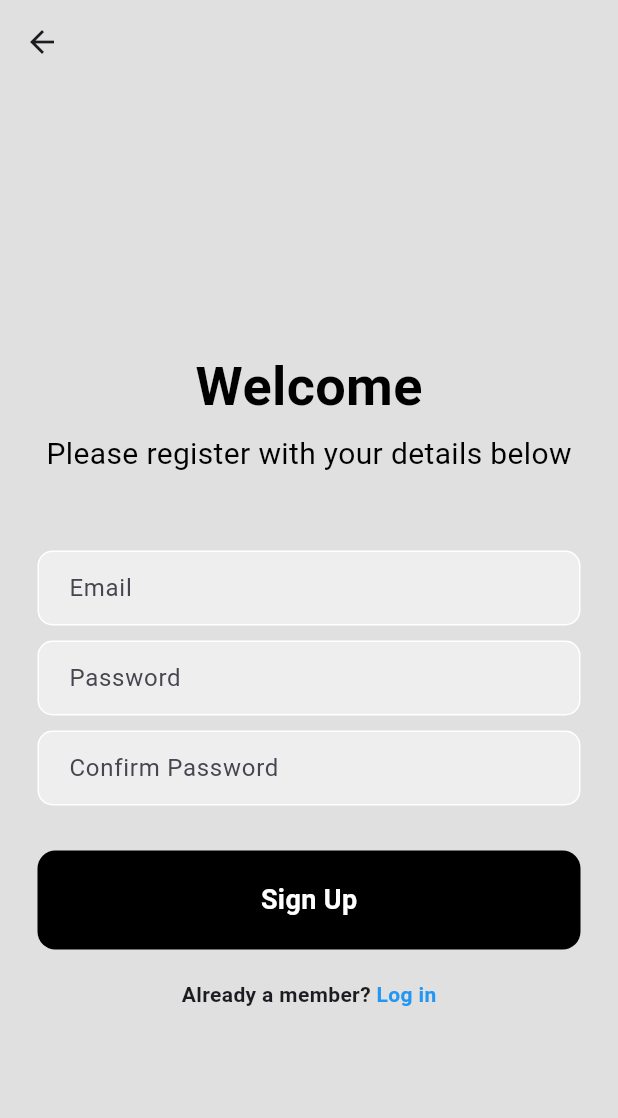
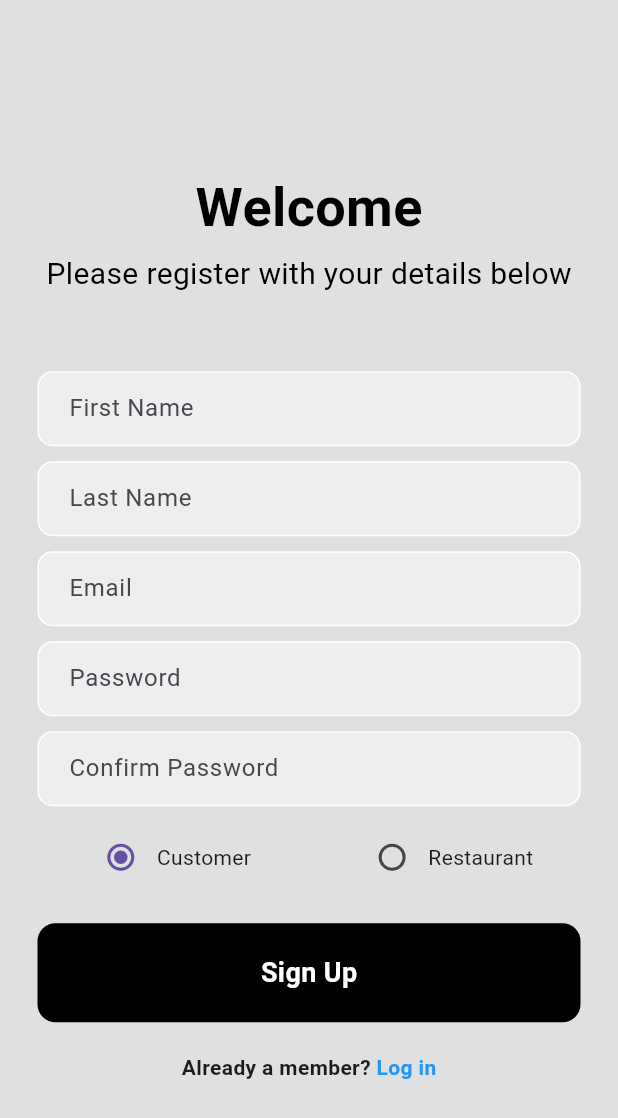
Before and after one commit to AndrewGallovich/TacoPrime, a Flutter app: the RegisterPage screen opened directly with empty values, after a tap on "Sign Up", on a phone screen of 412 x 824 dp. Shown: the top 1118 px of the screen. Run offline on Flutter 3.47's test engine with Material 3 defaults, Android fonts, the phone set to English and light mode, and no system bars; our stand-ins replace cloud_firestore, firebase_auth, firebase_core, google_nav_bar; accounts and stored records are empty; network calls fail.

Commit message:
Added collection of user first and last name and type of account (restaurant or customer) into cloud firestore database.

```diff
--- a/lib/pages/register_page.dart
+++ b/lib/pages/register_page.dart
@@ -1,5 +1,6 @@
 import 'package:firebase_auth/firebase_auth.dart';
 import 'package:flutter/material.dart';
+import 'package:cloud_firestore/cloud_firestore.dart';
 
 class RegisterPage extends StatefulWidget {
   final VoidCallback showLoginPage;
@@ -10,12 +11,16 @@ class RegisterPage extends StatefulWidget {
 }
 
 class _RegisterPageState extends State<RegisterPage> {
-
 // Text Controllers
 
   final _emailController = TextEditingController();
   final _passwordController = TextEditingController();
   final _confirmPasswordController = TextEditingController();
+  final _firstNameController = TextEditingController();
+  final _lastNameController = TextEditingController();
+
+// Add a variable to store the radio selection
+  String _selectedAccountType = 'customer';
 
   @override
   void dispose() {
@@ -26,19 +31,36 @@ final _confirmPasswordController = TextEditingController();
   }
 
   Future signUp() async {
+    // Authenticate user
     if (passwordConfirmed()) {
       await FirebaseAuth.instance.createUserWithEmailAndPassword(
           email: _emailController.text.trim(),
-      password: _passwordController.text.trim()
+          password: _passwordController.text.trim());
+
+      // Add user details to database
+      addUserDetails(
+        _firstNameController.text.trim(),
+        _lastNameController.text.trim(),
+        _emailController.text.trim(),
+        _selectedAccountType,
       );
     }
   }
 
+  Future addUserDetails(String firstName, String lastName, String email, String accountType) async {
+    await FirebaseFirestore.instance.collection('users').add({
+      'firstName': firstName,
+      'lastName': lastName,
+      'email': email,
+      'accountType': accountType,
+    });
+  }
+
   bool passwordConfirmed() {
-  if (_passwordController.text.trim() == _confirmPasswordController.text.trim()) {
+    if (_passwordController.text.trim() ==
+        _confirmPasswordController.text.trim()) {
       return true;
-  }
-  else {
+    } else {
       return false;
     }
   }
@@ -46,10 +68,6 @@ bool passwordConfirmed() {
   @override
   Widget build(BuildContext context) {
     return Scaffold(
-      appBar: AppBar(
-        backgroundColor: Colors.grey[300],
-        elevation: 0,
-      ),
       backgroundColor: Colors.grey[300],
       body: SafeArea(
         child: Center(
@@ -57,32 +75,80 @@ bool passwordConfirmed() {
             child: Column(
               mainAxisAlignment: MainAxisAlignment.center,
               children: [
-
-              SizedBox(height: 25),
+                SizedBox(height: 10),
 
                 // Hello Again
 
-              Text(
-                'Welcome',
+                Text('Welcome',
                     style: TextStyle(
                       fontSize: 36,
                       fontWeight: FontWeight.bold,
                       color: Colors.black,
-                )
-                ),
+                    )),
 
                 SizedBox(height: 5),
 
-              Text(
-                'Please register with your details below',
+                Text('Please register with your details below',
                     style: TextStyle(
                       fontSize: 20,
                       color: Colors.black,
-                )
+                    )),
+
+                SizedBox(height: 50),
+
+                // first name text field
+
+                Padding(
+                  padding: const EdgeInsets.symmetric(horizontal: 25),
+                  child: Container(
+                    decoration: BoxDecoration(
+                      color: Colors.grey[200],
+                      border: Border.all(
+                        color: Colors.white,
+                      ),
+                      borderRadius: BorderRadius.circular(10),
+                    ),
+                    child: Padding(
+                      padding: const EdgeInsets.only(left: 20),
+                      child: TextField(
+                        controller: _firstNameController,
+                        decoration: InputDecoration(
+                          hintText: 'First Name',
+                          border: InputBorder.none,
+                        ),
+                      ),
+                    ),
+                  ),
                 ),
 
+                SizedBox(height: 10),
 
-              SizedBox(height: 50),
+                // Last name text field
+
+                Padding(
+                  padding: const EdgeInsets.symmetric(horizontal: 25),
+                  child: Container(
+                    decoration: BoxDecoration(
+                      color: Colors.grey[200],
+                      border: Border.all(
+                        color: Colors.white,
+                      ),
+                      borderRadius: BorderRadius.circular(10),
+                    ),
+                    child: Padding(
+                      padding: const EdgeInsets.only(left: 20),
+                      child: TextField(
+                        controller: _lastNameController,
+                        decoration: InputDecoration(
+                          hintText: 'Last Name',
+                          border: InputBorder.none,
+                        ),
+                      ),
+                    ),
+                  ),
+                ),
+
+                SizedBox(height: 10),
 
                 // Email text field
 
@@ -165,7 +231,38 @@ bool passwordConfirmed() {
                   ),
                 ),
 
-              SizedBox(height: 30),
+                SizedBox(height: 10),
+
+                // Radio buttons for account type
+
+                Row(
+                  mainAxisAlignment: MainAxisAlignment.center,
+                  children: [
+                    Radio<String>(
+                      value: 'customer',
+                      groupValue: _selectedAccountType,
+                      onChanged: (value) {
+                        setState(() {
+                          _selectedAccountType = value!;
+                        });
+                      },
+                    ),
+                    const Text('Customer'),
+                    SizedBox(width: 70),
+                    Radio<String>(
+                      value: 'restaurant',
+                      groupValue: _selectedAccountType,
+                      onChanged: (value) {
+                        setState(() {
+                          _selectedAccountType = value!;
+                        });
+                      },
+                    ),
+                    const Text('Restaurant'),
+                  ],
+                ),
+
+                SizedBox(height: 20),
 
                 // Sign in button
 
@@ -193,7 +290,6 @@ bool passwordConfirmed() {
                   ),
                 ),
                 const SizedBox(height: 20),
-
 
                 // Not a member yet? Sign up
 
```
Lines whose indentation alone changed are shown as unchanged.
